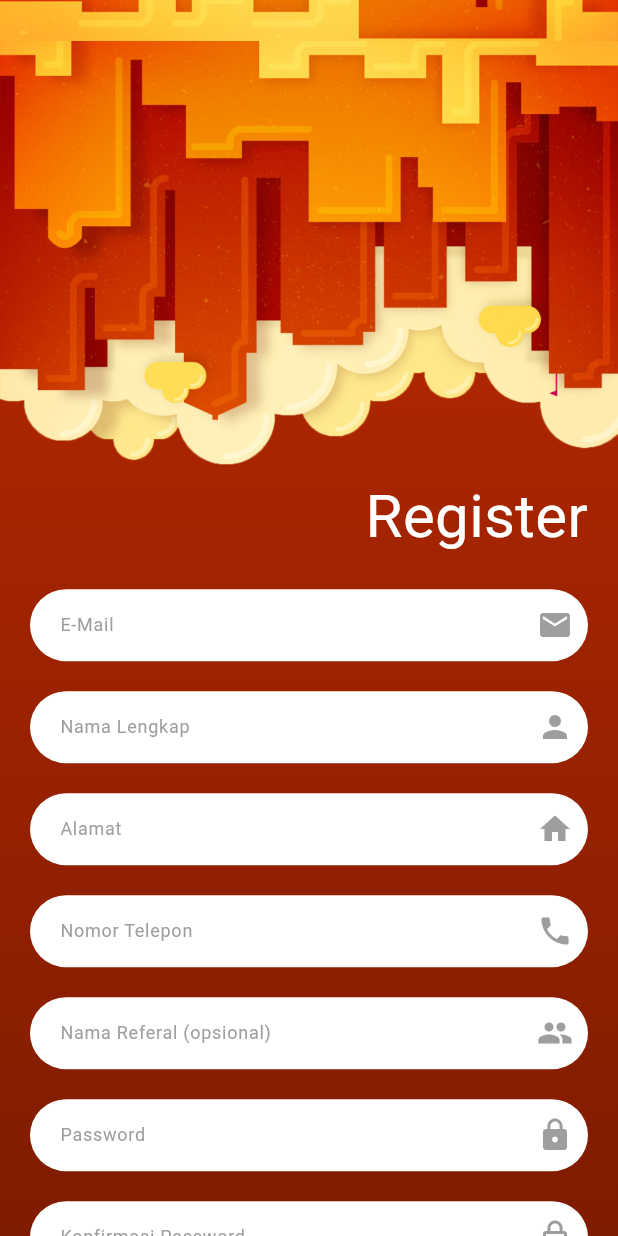
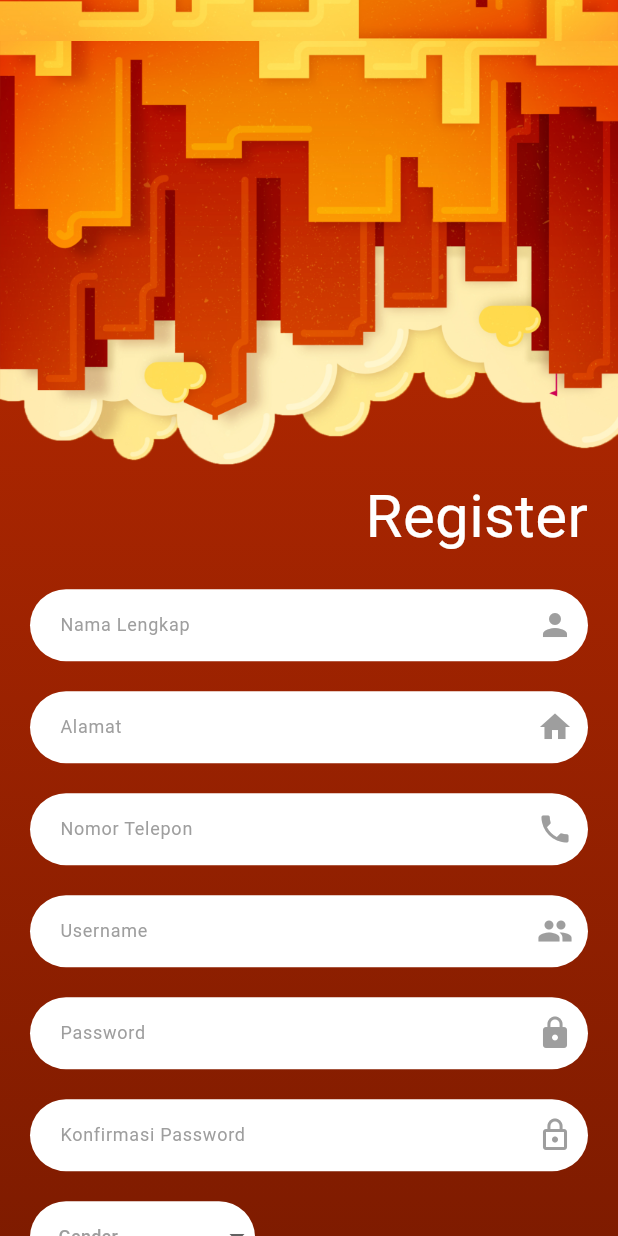
Before and after one commit to FazaDR/HaloTec, a Flutter app: the screen it shows after launch, scrolled down 576 dp, on a phone screen of 412 x 824 dp. Run offline on Flutter 3.47's test engine with Material 3 defaults, Android fonts, the phone set to English and light mode, and no system bars.

Commit message:
login&register

```diff
--- a/lib/main.dart
+++ b/lib/main.dart
@@ -1,5 +1,5 @@
 import 'package:flutter/material.dart';
-import 'page/widget/Auth.dart'; // Adjust the import according to your file structure
+import 'page/Auth.dart'; // Adjust the import according to your file structure
 
 void main() {
   runApp(MyApp());
--- a/lib/page/widget/Auth.dart
+++ b/lib/page/Auth.dart
@@ -1,6 +1,6 @@
 import 'package:flutter/material.dart';
-import '../login.dart';
-import '../register.dart';
+import 'login.dart';
+import 'register.dart';
 
 class AuthPage extends StatefulWidget {
   @override
--- a/lib/page/home/home.dart
+++ b/lib/page/home/home.dart
@@ -1,4 +1,5 @@
 import 'package:flutter/material.dart';
+import 'package:halotec/page/widget/navbar.dart'; // Import the custom bottom navbar
 
 class HomePage extends StatefulWidget {
   const HomePage({Key? key}) : super(key: key);
@@ -69,28 +70,10 @@ class _HomePageState extends State<HomePage> {
         toolbarHeight: 150, // Increase AppBar height to fit the search bar
       ),
       body: _pages[_selectedIndex], // Display the selected page content
-      // Bottom Navigation Bar
-      bottomNavigationBar: BottomNavigationBar(
-        currentIndex: _selectedIndex,
-        onTap: _onItemTapped,
-        items: const [
-          BottomNavigationBarItem(
-            icon: Icon(Icons.home),
-            label: 'Home',
-          ),
-          BottomNavigationBarItem(
-            icon: Icon(Icons.person),
-            label: 'Profile',
-          ),
-          BottomNavigationBarItem(
-            icon: Icon(Icons.search),
-            label: 'Pencarian',
-          ),
-          BottomNavigationBarItem(
-            icon: Icon(Icons.add),
-            label: 'Pengajuan',
-          ),
-        ],
+      // Use the CustomBottomNavbar widget
+      bottomNavigationBar: CustomBottomNavbar(
+        selectedIndex: _selectedIndex,
+        onItemTapped: _onItemTapped,
       ),
     );
   }
--- a/lib/page/register.dart
+++ b/lib/page/register.dart
@@ -40,8 +40,7 @@ class RegisterPage extends StatelessWidget {
                         style: TextStyle(fontSize: 40, color: Colors.white),
                       ),
                     ),
-                    SizedBox(height: 20),
-                    RoundedInput("E-Mail", Icons.email),
+
                     SizedBox(height: 20),
                     RoundedInput("Nama Lengkap", Icons.person),
                     SizedBox(height: 20),
@@ -49,12 +48,110 @@ class RegisterPage extends StatelessWidget {
                     SizedBox(height: 20),
                     RoundedInput("Nomor Telepon", Icons.phone),
                     SizedBox(height: 20),
-                    RoundedInput("Nama Referal (opsional)", Icons.group),
+                    RoundedInput("Username", Icons.group),
                     SizedBox(height: 20),
-                    RoundedInput("Password", Icons.lock),
+
+                    Container(
+                      decoration: BoxDecoration(
+                        color: Colors.white,
+                        borderRadius: BorderRadius.circular(30),
+                      ),
+                      child: Row(
+                        children: [
+                          Expanded(
+                            child: TextField(
+                              obscureText: true, // Make the password input obscured
+                              style: TextStyle(fontSize: 12, color: Colors.black),
+                              decoration: InputDecoration(
+                                hintText: "Password",
+                                hintStyle: TextStyle(color: Colors.grey),
+                                contentPadding: EdgeInsets.symmetric(vertical: 10, horizontal: 20),
+                                border: InputBorder.none,
+                              ),
+                            ),
+                          ),
+                          Icon(
+                            Icons.lock,
+                            color: Colors.grey,
+                          ),
+                          SizedBox(width: 10),
+                        ],
+                      ),
+                    ),
+                    SizedBox(height: 20), // Add more space here between password and dropdown
+
+                    Container(
+                      decoration: BoxDecoration(
+                        color: Colors.white,
+                        borderRadius: BorderRadius.circular(30),
+                      ),
+                      child: Row(
+                        children: [
+                          Expanded(
+                            child: TextField(
+                              obscureText: true, // Make the confirmation password input obscured
+                              style: TextStyle(fontSize: 12, color: Colors.black),
+                              decoration: InputDecoration(
+                                hintText: "Konfirmasi Password",
+                                hintStyle: TextStyle(color: Colors.grey),
+                                contentPadding: EdgeInsets.symmetric(vertical: 10, horizontal: 20),
+                                border: InputBorder.none,
+                              ),
+                            ),
+                          ),
+                          Icon(
+                            Icons.lock_outline,
+                            color: Colors.grey,
+                          ),
+                          SizedBox(width: 10),
+                        ],
+                      ),
+                    ),
+
                     SizedBox(height: 20),
-                    RoundedInput("Konfirmasi Password", Icons.lock_outline),
-                    SizedBox(height: 10),
+                    Container(
+                      padding: EdgeInsets.symmetric(horizontal: 0),
+                      decoration: BoxDecoration(
+                        color: Colors.white,
+                        borderRadius: BorderRadius.circular(30),
+                      ),
+                      child: ConstrainedBox(
+                        constraints: BoxConstraints(
+                          maxWidth: 150,  // Set a maximum width to make the dropdown shorter
+                        ),
+                        child: DropdownButtonFormField<String>(
+                          hint: Text(
+                            "Gender",
+                            style: TextStyle(
+                              color: Colors.grey,  // Set hint text color to grey
+                              fontSize: 12,        // Set hint text size to 12
+                            ),
+                          ),
+                          onChanged: (String? newValue) {
+                            // No need to manage the state of the selected value
+                          },
+                          items: <String>['Laki-laki', 'Perempuan']
+                              .map<DropdownMenuItem<String>>((String value) {
+                            return DropdownMenuItem<String>(
+                              value: value,
+                              child: Text(
+                                value,
+                                style: TextStyle(fontSize: 12),  // Font size set to 12 for items
+                              ),
+                            );
+                          }).toList(),
+                          decoration: InputDecoration(
+                            contentPadding: EdgeInsets.symmetric(vertical: 8, horizontal: 19), // Adjust padding to center the hint text
+                            border: InputBorder.none,
+                            hintStyle: TextStyle(color: Colors.grey, fontSize: 12), // Grey hint text with font size 12
+                            alignLabelWithHint: true, // Align label with hint text
+                          ),
+                        ),
+                      ),
+                    ),
+
+                    SizedBox(height: 10), // Space below the dropdown
+
                     Row(
                       children: [
                         Text(
--- /dev/null
+++ b/lib/page/widget/navbar.dart
@@ -0,0 +1,41 @@
+import 'package:flutter/material.dart';
+
+class CustomBottomNavbar extends StatelessWidget {
+  final int selectedIndex;
+  final Function(int) onItemTapped;
+
+  const CustomBottomNavbar({
+    Key? key,
+    required this.selectedIndex,
+    required this.onItemTapped,
+  }) : super(key: key);
+
+  @override
+  Widget build(BuildContext context) {
+    return BottomNavigationBar(
+      currentIndex: selectedIndex,
+      onTap: onItemTapped,
+      selectedItemColor: Colors.orange, // Set the selected icon color to make it visible
+      unselectedItemColor: Colors.grey, // Set the unselected icon color
+      type: BottomNavigationBarType.fixed, // Disable zoom effect on selected item
+      items: const [
+        BottomNavigationBarItem(
+          icon: Icon(Icons.home),
+          label: 'Home',
+        ),
+        BottomNavigationBarItem(
+          icon: Icon(Icons.person),
+          label: 'Profile',
+        ),
+        BottomNavigationBarItem(
+          icon: Icon(Icons.search),
+          label: 'Pencarian',
+        ),
+        BottomNavigationBarItem(
+          icon: Icon(Icons.event),
+          label: 'Pengajuan',
+        ),
+      ],
+    );
+  }
+}
```
